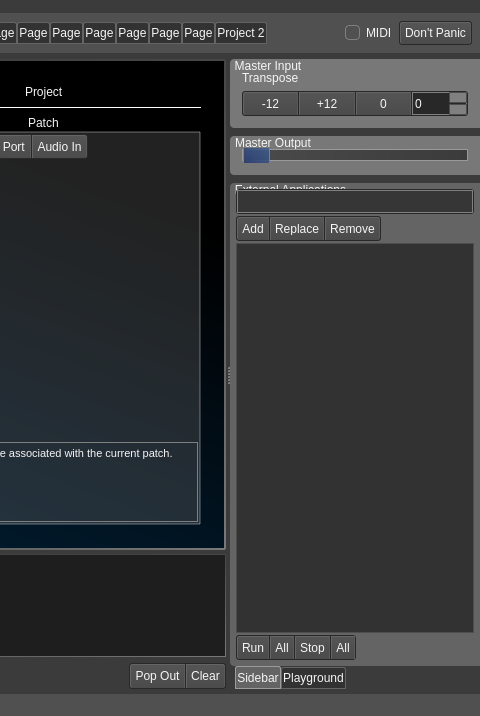
Qt form src/mainwindow.ui (noedigcode/konfyt) before a commit; both pictures show x 668 to 1148 and y 0 to 716 of the 1148 by 716 pixel window.
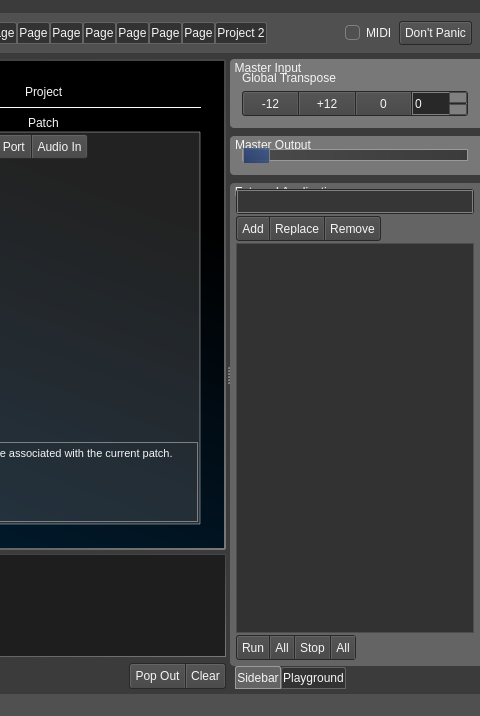
The same form after that commit. Icons and pictures are not drawn.

What changed in the file:
```diff
--- a/src/mainwindow.ui
+++ b/src/mainwindow.ui
@@ -5514,7 +5514,6 @@
           <widget class="QGroupBox" name="groupBox_5">
            <property name="styleSheet">
             <string notr="true">QGroupBox{
-
 	background-color: rgba(120,120,120, 255);
 	border: 0px solid;
     border-top-left-radius: 4px;
@@ -5523,6 +5522,10 @@
     border-bottom-right-radius: 0px;
 	margin-top: 0ex;
 	padding-top: 2ex;
+}
+
+QGroupBox::title {
+	padding-top: 2px;
 }</string>
            </property>
            <property name="title">
@@ -5673,7 +5676,7 @@
             <item row="0" column="0">
              <widget class="QLabel" name="label_4">
               <property name="text">
-               <string>Transpose</string>
+               <string>Global Transpose</string>
               </property>
              </widget>
             </item>
@@ -5700,6 +5703,10 @@
 	padding-top: 2ex;
 }
 
+QGroupBox::title {
+	padding-top: 2px;
+}
+
 QPushButton{
 	border-top: 1px solid rgb(100,100,100);
     border-left: 1px solid rgb(100,100,100);
@@ -6199,6 +6206,10 @@
     border-bottom-right-radius: 0px;
 	margin-top: 0ex;
 	padding-top: 2ex;
+}
+
+QGroupBox::title {
+	padding-top: 2px;
 }</string>
            </property>
            <property name="title">
```
Left out of the diff: 32 changed lines with no effect on the pictures.
